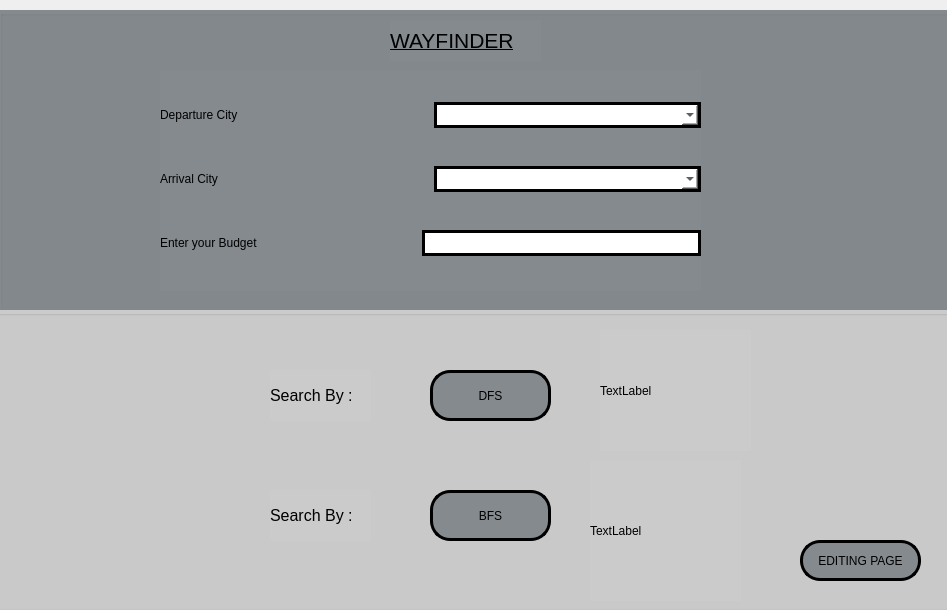
Way-Finder/Way-Finder, file Way-Finder/mainwindow.ui: the form before one commit.
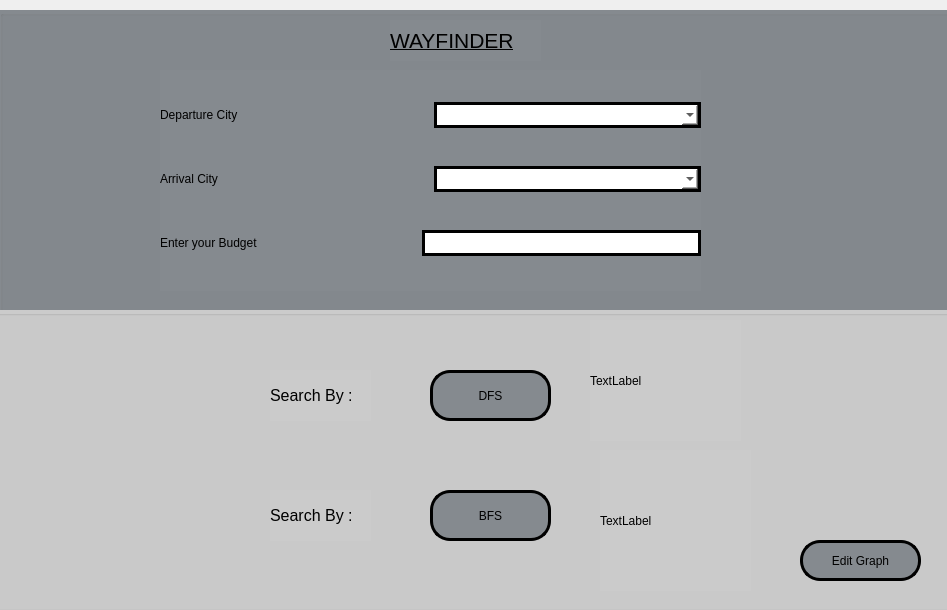
The form after the commit.

```diff
--- a/Way-Finder/mainwindow.ui
+++ b/Way-Finder/mainwindow.ui
@@ -167,7 +167,7 @@
          </rect>
         </property>
         <property name="styleSheet">
-         <string notr="true">background-color: rgb(161, 242, 255);
+         <string notr="true">
 background-color: rgb(203, 203, 203);</string>
         </property>
         <property name="title">
@@ -233,7 +233,7 @@
 </string>
          </property>
          <property name="text">
-          <string>EDITING PAGE</string>
+          <string>Edit Graph</string>
          </property>
         </widget>
         <widget class="QLabel" name="label_6">
@@ -281,8 +281,8 @@
         <widget class="QLabel" name="DFS_pic">
          <property name="geometry">
           <rect>
-           <x>610</x>
-           <y>20</y>
+           <x>600</x>
+           <y>10</y>
            <width>151</width>
            <height>121</height>
           </rect>
@@ -294,8 +294,8 @@
         <widget class="QLabel" name="BFS_pic">
          <property name="geometry">
           <rect>
-           <x>600</x>
-           <y>150</y>
+           <x>610</x>
+           <y>140</y>
            <width>151</width>
            <height>141</height>
           </rect>
```
Left out of the diff: 2 changed lines with no effect on the pictures.
